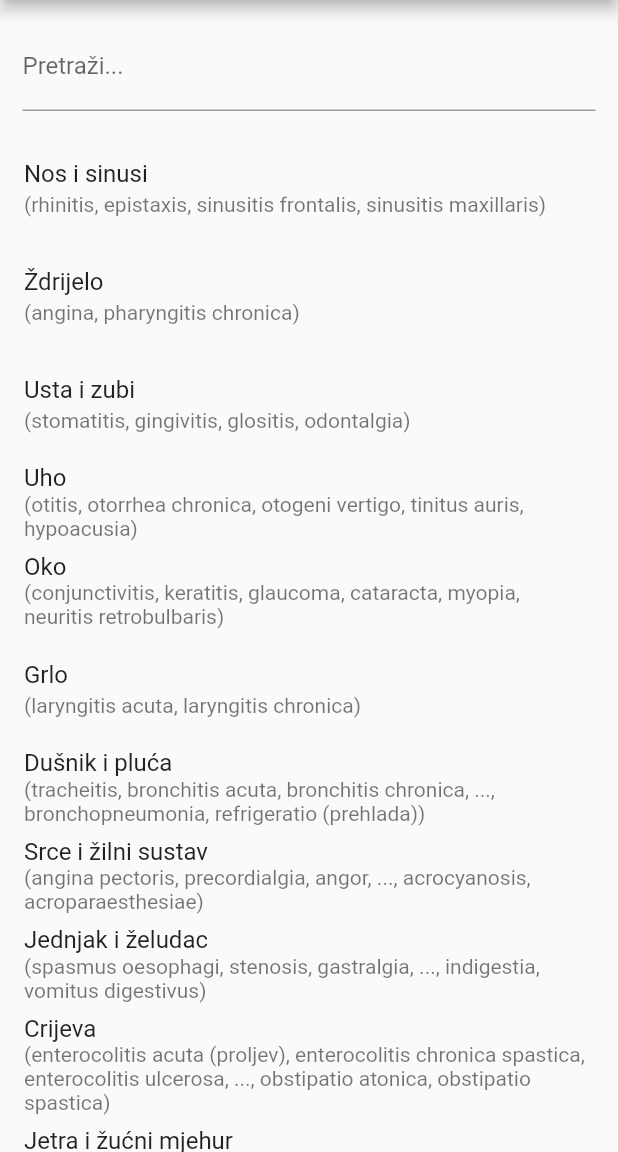
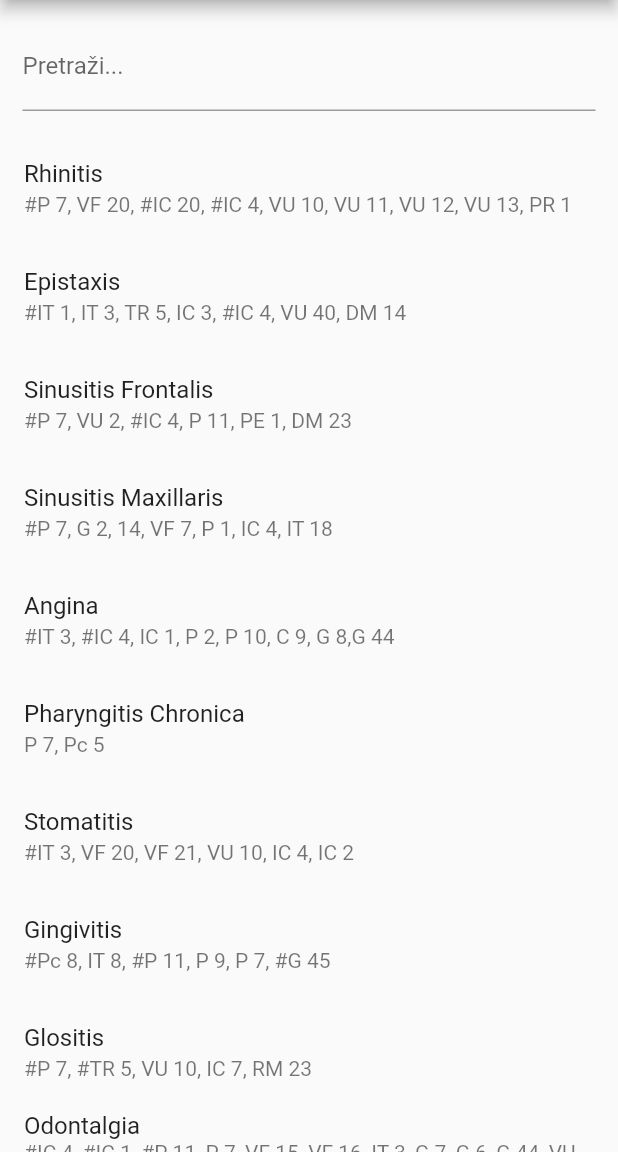
Before and after one commit to DarioSiroki/diacoder, a Flutter app: the screen it shows after launch, after a tap on "Izbor točaka prema poremećaju", on a phone screen of 412 x 824 dp, the part 84-1236 px from its top. Run offline on Flutter 3.47's test engine with Material 2 defaults, Android fonts, the phone set to English and light mode, and no system bars.

Commit message:
add list by disorders

```diff
--- a/lib/views/home.dart
+++ b/lib/views/home.dart
@@ -1,7 +1,8 @@
 import "package:flutter/material.dart";
 import './tocke_shu_i_mu.dart';
 import "./tocke_xi.dart";
-import "./izbor_tocaka/izbor_tocaka.dart";
+import 'izbor_tocaka/izbor_tocaka_prema_organu.dart';
+import 'izbor_tocaka/izbor_tocaka_prema_poremecaju.dart';
 
 class HomePage extends StatelessWidget {
   @override
@@ -51,8 +52,10 @@ class HomePage extends StatelessWidget {
               ),
             ),
             onTap: () {
-              Navigator.push(context,
-                  MaterialPageRoute(builder: (context) => IzborTocaka()));
+              Navigator.push(
+                  context,
+                  MaterialPageRoute(
+                      builder: (context) => IzborTocakaPremaOrganu()));
             },
           ),
           InkWell(
@@ -64,8 +67,10 @@ class HomePage extends StatelessWidget {
               ),
             ),
             onTap: () {
-              Navigator.push(context,
-                  MaterialPageRoute(builder: (context) => IzborTocaka()));
+              Navigator.push(
+                  context,
+                  MaterialPageRoute(
+                      builder: (context) => IzborTocakaPremaPoremecaju()));
             },
           )
         ]),
--- a/lib/views/izbor_tocaka/izbor_tocaka.dart
+++ b/lib/views/izbor_tocaka/izbor_tocaka_prema_organu.dart
@@ -1,17 +1,18 @@
 import "package:flutter/material.dart";
-import "lista_tocaka.dart";
-import "../tocke_za_organ/tocke_za_organ.dart";
+import 'lista_tocaka.dart';
+import '../tocke_za_organ/tocke_za_organ.dart';
 
-class IzborTocaka extends StatefulWidget {
+class IzborTocakaPremaOrganu extends StatefulWidget {
+  final String searchTerm = '';
+
   @override
-  _IzborTocakaState createState() => _IzborTocakaState();
+  _IzborTocakaPremaOrganuState createState() => _IzborTocakaPremaOrganuState();
 }
 
-class _IzborTocakaState extends State<IzborTocaka> {
-  String searchTerm = '';
+class _IzborTocakaPremaOrganuState extends State<IzborTocakaPremaOrganu> {
   var tiles = meridians;
 
-  void _search(String searchTerm) {
+  void search(String searchTerm) {
     setState(() {
       tiles = {};
       meridians.forEach((final String organName, final value) {
@@ -38,7 +39,7 @@ class _IzborTocakaState extends State<IzborTocaka> {
                   EdgeInsets.only(bottom: 15, left: 15, right: 15, top: 15),
               child: TextFormField(
                 decoration: InputDecoration(labelText: 'Pretraži...'),
-                onChanged: _search,
+                onChanged: search,
               ),
             ),
             // Tile list
--- /dev/null
+++ b/lib/views/izbor_tocaka/izbor_tocaka_prema_poremecaju.dart
@@ -0,0 +1,72 @@
+import "package:flutter/material.dart";
+import 'lista_tocaka.dart';
+import '../tocke_za_organ/tocke_za_organ.dart';
+import "../vizualizacija_tocaka/vizualizacija_tocaka.dart";
+
+class IzborTocakaPremaPoremecaju extends StatefulWidget {
+  @override
+  _IzborTocakaPremaPoremecajuState createState() =>
+      _IzborTocakaPremaPoremecajuState();
+  final String searchTerm = '';
+}
+
+class _IzborTocakaPremaPoremecajuState
+    extends State<IzborTocakaPremaPoremecaju> {
+  List<Disorder> tiles = disorderList();
+  List<Disorder> tilesToRender = disorderList();
+
+  void search(String searchTerm) {
+    setState(() {
+      tilesToRender = [];
+      tiles.forEach((Disorder disorder) {
+        if (disorder.name.indexOf(searchTerm.toLowerCase()) > -1) {
+          tilesToRender.add(disorder);
+        }
+      });
+    });
+  }
+
+  @override
+  Widget build(BuildContext context) {
+    return Scaffold(
+        appBar: AppBar(
+          title: Text("Izbor točaka"),
+          centerTitle: true,
+          // backgroundColor: Colors.white,
+        ),
+        body: Container(
+            child: Column(
+          children: [
+            // Search box
+            Padding(
+              padding:
+                  EdgeInsets.only(bottom: 15, left: 15, right: 15, top: 15),
+              child: TextFormField(
+                decoration: InputDecoration(labelText: 'Pretraži...'),
+                onChanged: search,
+              ),
+            ),
+            // Tile list
+            Expanded(
+                child: ListView.builder(
+              itemCount: tilesToRender.length,
+              itemBuilder: (BuildContext context, int i) {
+                return ListTile(
+                  subtitle: Text(tilesToRender[i].points),
+                  title: Text(tilesToRender[i].name.capitalize()),
+                  onTap: () {
+                    Navigator.push(
+                        context,
+                        MaterialPageRoute(
+                            builder: (context) => VizualizacijaTocaka(
+                                tilesToRender[i].name,
+                                tilesToRender[i].points)));
+                    // modal(key, tockeZaPrikaz[key]);
+                  },
+                );
+              },
+            )),
+          ],
+        )));
+  }
+}
--- a/lib/views/izbor_tocaka/lista_tocaka.dart
+++ b/lib/views/izbor_tocaka/lista_tocaka.dart
@@ -1,3 +1,44 @@
+List<Disorder> disorderList() {
+  final List<Disorder> result = [];
+  meridians.forEach((String organName, Map<String, String> disorders) {
+    disorders.forEach((String disorderName, String points) {
+      result.add(Disorder(organName, disorderName, points));
+    });
+  });
+  return result;
+}
+
+List<Organ> disorderListByOrgans() {
+  final List<Organ> result = [];
+  meridians.forEach((String organName, Map<String, String> disorders) {
+    result.add(Organ(organName, disorders));
+  });
+  return result;
+}
+
+class Disorder {
+  /// To which organ is this disorder mainly related to
+  String organ;
+
+  /// Disorder name
+  String name;
+
+  /// Points to check for this disorder
+  String points;
+  Disorder(this.organ, this.name, this.points);
+}
+
+class Organ {
+  String name;
+  final List<Disorder> disorders = [];
+  Organ(String organName, Map<String, String> disorders) {
+    this.name = organName;
+    disorders.forEach((String disorderName, String points) {
+      this.disorders.add(Disorder(organName, disorderName, points));
+    });
+  }
+}
+
 const meridians = {
   "Nos i sinusi": {
     "rhinitis": "#P 7, VF 20, #IC 20, #IC 4, VU 10, VU 11, VU 12, VU 13, PR 1",
```
